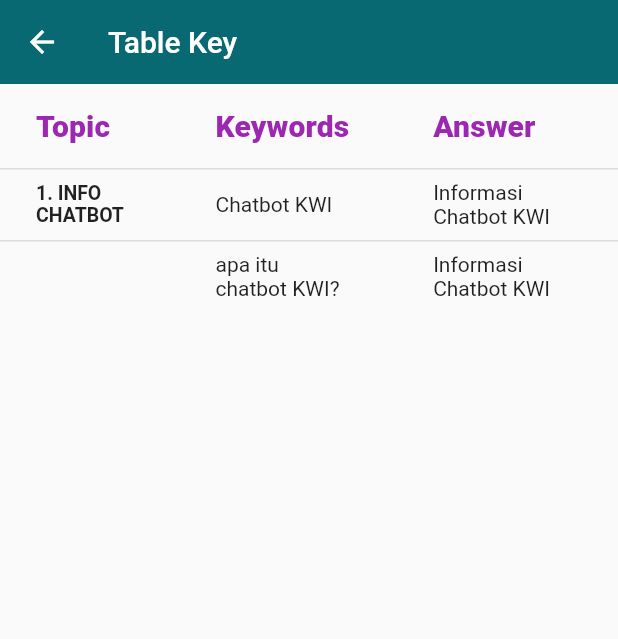
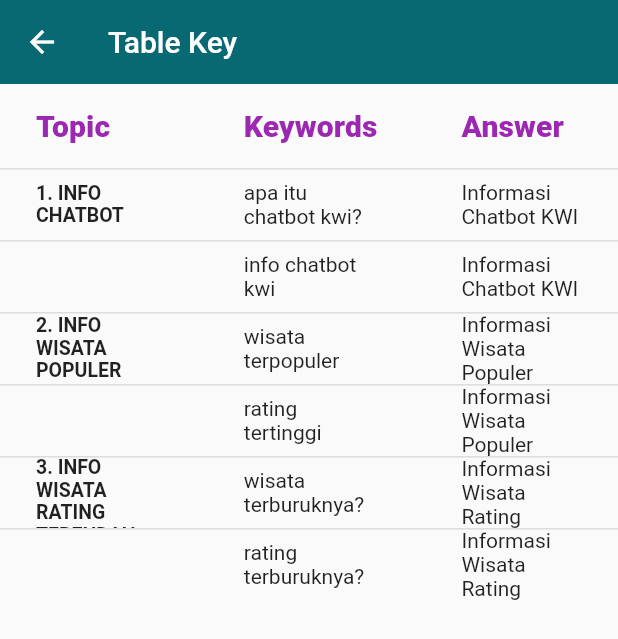
Before and after one commit to luthfiirsya33/capstone-project, a Flutter app: the TableChatBotKey screen opened by its route, on a phone screen of 412 x 824 dp. Shown: the top 639 px of the screen. Run offline on Flutter 3.47's test engine with Material 2 defaults, Android fonts, the phone set to English and light mode, and no system bars; our stand-ins replace bubble, cloud_firestore, firebase_auth, firebase_core, firebase_storage, fluttertoast and 4 more; missing offline and left inert: dialogflow_flutter; accounts and stored records are empty; network calls fail.

Commit message:
menambahkan data keyword

```diff
--- a/lib/presentation/pages/home/tablekey.dart
+++ b/lib/presentation/pages/home/tablekey.dart
@@ -51,7 +51,7 @@ class TableChatBotKey extends StatelessWidget {
                           style: TextStyle(fontSize: 13, fontWeight: FontWeight.bold)
                         )
                       ),
-                      DataCell(Text('Chatbot KWI')
+                      DataCell(Text('apa itu chatbot kwi?')
                       ),
                       DataCell(Text('Informasi Chatbot KWI')
                       ),
@@ -60,9 +60,51 @@ class TableChatBotKey extends StatelessWidget {
                       DataCell(
                         Text('', style: TextStyle(fontSize: 15,))
                       ),
-                      DataCell(Text('apa itu chatbot KWI?')
+                      DataCell(Text('info chatbot kwi')
                       ),
                       DataCell(Text('Informasi Chatbot KWI')
+                      ),
+                    ]),
+                    DataRow(cells: [
+                      DataCell(
+                        Text(
+                          '2. INFO WISATA POPULER',
+                          style: TextStyle(fontSize: 13, fontWeight: FontWeight.bold)
+                        )
+                      ),
+                      DataCell(Text('wisata terpopuler')
+                      ),
+                      DataCell(Text('Informasi Wisata Populer')
+                      ),
+                    ]),
+                    DataRow(cells: [
+                      DataCell(
+                        Text('', style: TextStyle(fontSize: 15,))
+                      ),
+                      DataCell(Text('rating tertinggi')
+                      ),
+                      DataCell(Text('Informasi Wisata Populer')
+                      ),
+                    ]),
+                    DataRow(cells: [
+                      DataCell(
+                        Text(
+                          '3. INFO WISATA RATING TERENDAH',
+                          style: TextStyle(fontSize: 13, fontWeight: FontWeight.bold)
+                        )
+                      ),
+                      DataCell(Text('wisata terburuknya?')
+                      ),
+                      DataCell(Text('Informasi Wisata Rating Terendah')
+                      ),
+                    ]),
+                    DataRow(cells: [
+                      DataCell(
+                        Text('', style: TextStyle(fontSize: 15,))
+                      ),
+                      DataCell(Text('rating terburuknya?')
+                      ),
+                      DataCell(Text('Informasi Wisata Rating Terendah')
                       ),
                     ]),
                   ]),
```
